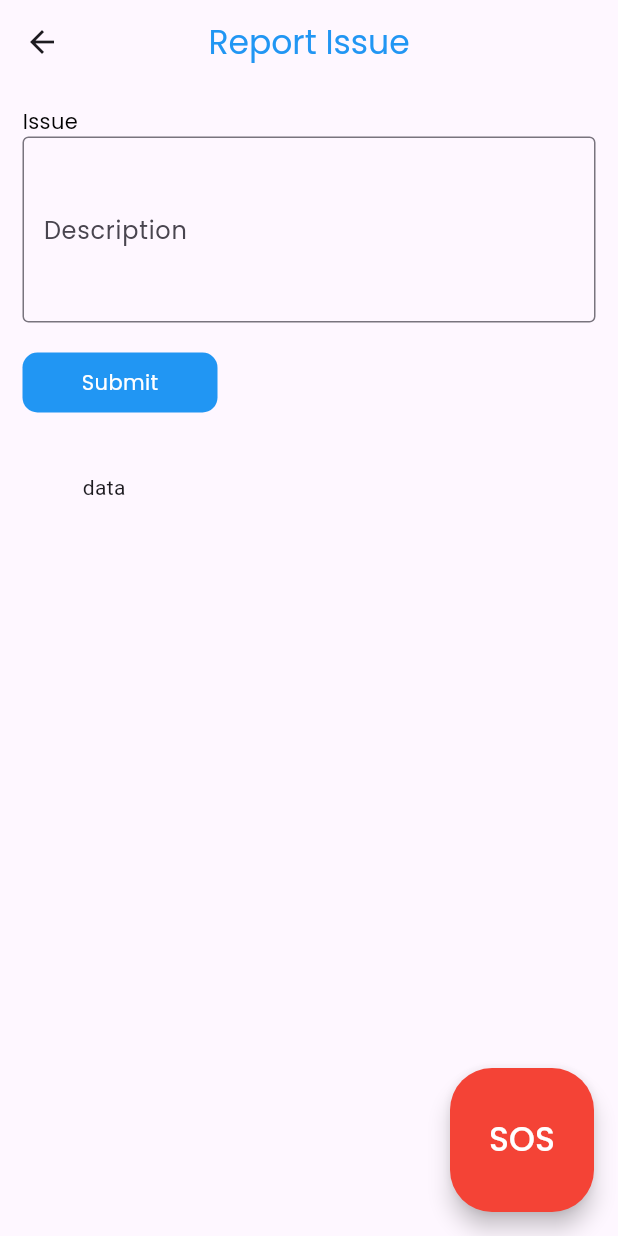
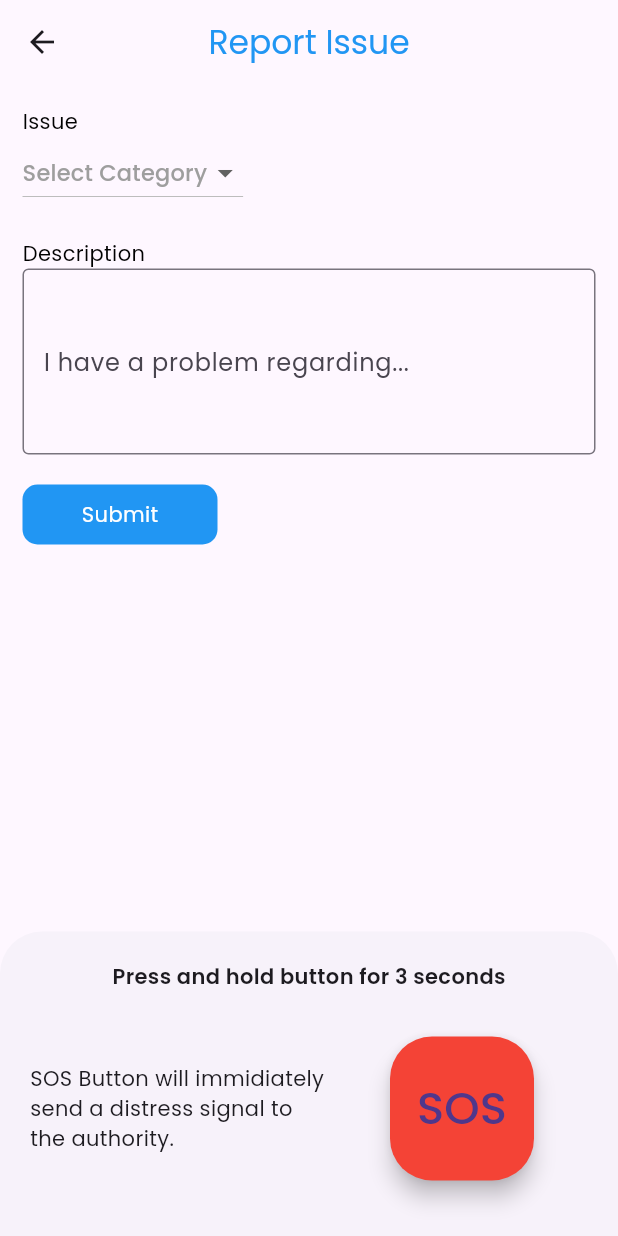
Before and after one commit to Kavach-Proxymorons/TrackPatrol-App, a Flutter app: the Issues screen opened directly, on a phone screen of 412 x 824 dp. Run offline on Flutter 3.47's test engine with Material 2 defaults, Android fonts, the phone set to English and light mode, and no system bars; our stand-ins replace geocoding, geolocator, google_fonts, google_maps_flutter, google_nav_bar, line_icons and 2 more; missing offline and left inert: flutter_background_service, flutter_background_service_android; accounts and stored records are empty; network calls fail.

Commit message:
issues done

```diff
--- a/lib/app.dart
+++ b/lib/app.dart
@@ -50,17 +50,17 @@ class _BuildTabState extends State<BuildTab> {
               duration: Duration(milliseconds: 400),
               tabBackgroundColor: Colors.grey[100]!,
               color: Colors.black,
-              tabs: const [
+              tabs: [
                 GButton(
-                  icon: LineIcons.home,
+                  icon: Icons.home,
                   text: 'Home',
                 ),
                 GButton(
-                  icon: LineIcons.search,
+                  icon: Icons.wifi_protected_setup_sharp,
                   text: 'Ongoing Duties',
                 ),
                 GButton(
-                  icon: LineIcons.search,
+                  icon: Icons.info_sharp,
                   text: 'Issues',
                 ),
               ],
--- a/lib/screens/issues-screen.dart
+++ b/lib/screens/issues-screen.dart
@@ -11,15 +11,9 @@ class Issues extends StatefulWidget {
 class _IssuesState extends State<Issues> {
   @override
   Widget build(BuildContext context) {
+    String dropdownValue = 'Select Category';
     return Scaffold(
-      floatingActionButton: FloatingActionButton.large(
-        onPressed: () {},
-        backgroundColor: Colors.red,
-        child: Text(
-          "SOS",
-          style: GoogleFonts.poppins(color: Colors.white, fontSize: 22),
-        ),
-      ),
+      bottomSheet: buildBottomSheet(),
       appBar: AppBar(
         centerTitle: true,
         title: Text(
@@ -33,11 +27,42 @@ class _IssuesState extends State<Issues> {
           crossAxisAlignment: CrossAxisAlignment.start,
           children: [
             Text("Issue", style: GoogleFonts.poppins(color: Colors.black)),
+            DropdownButton<String>(
+              // Step 3.
+              value: dropdownValue,
+              // Step 4.
+              items: <String>[
+                'Select Category',
+                'Internet Issue',
+                'Network Issue',
+                'Battery Issue',
+                'Crowd Issue',
+                'Others',
+              ].map<DropdownMenuItem<String>>((String value) {
+                return DropdownMenuItem<String>(
+                  value: value,
+                  child: Text(
+                    value,
+                    style:
+                        GoogleFonts.poppins(fontSize: 15, color: Colors.grey),
+                  ),
+                );
+              }).toList(),
+              // Step 5.
+              onChanged: (String? newValue) {
+                setState(() {
+                  dropdownValue = newValue!;
+                });
+              },
+            ),
+            SizedBox(height: 20),
+            Text("Description",
+                style: GoogleFonts.poppins(color: Colors.black)),
             TextFormField(
               decoration: InputDecoration(
                   contentPadding:
                       EdgeInsets.symmetric(vertical: 50, horizontal: 10),
-                  hintText: "Description",
+                  hintText: "I have a problem regarding...",
                   hintStyle: GoogleFonts.poppins(),
                   border: OutlineInputBorder(
                       borderSide: BorderSide(color: Colors.black))),
@@ -60,20 +85,50 @@ class _IssuesState extends State<Issues> {
                 ),
               ),
             ),
-            Column(
-              crossAxisAlignment: CrossAxisAlignment.end,
-              children: [
-                Expanded(
-                    flex: -50,
-                    child: Container(
-                      padding: EdgeInsets.all(40),
-                      child: Text("data"),
-                    ))
-              ],
-            )
           ],
         ),
       ),
     );
   }
 }
+
+Widget buildBottomSheet() {
+  return Container(
+    height: 203,
+    width: double.infinity,
+    padding: EdgeInsets.all(20),
+    child: Column(
+      children: [
+        Text(
+          "Press and hold button for 3 seconds",
+          style: GoogleFonts.poppins(fontWeight: FontWeight.w600),
+        ),
+        SizedBox(
+          height: 30,
+        ),
+        Row(
+          children: [
+            Container(
+              height: 60,
+              width: 200,
+              child: Text(
+                "SOS Button will immidiately send a distress signal to the authority.",
+                overflow: TextOverflow.visible,
+                style: GoogleFonts.poppins(),
+              ),
+            ),
+            SizedBox(width: 40),
+            FloatingActionButton.large(
+              backgroundColor: Colors.red,
+              onPressed: () {},
+              child: Text(
+                "SOS",
+                style: GoogleFonts.poppins(fontSize: 30),
+              ),
+            )
+          ],
+        ),
+      ],
+    ),
+  );
+}
--- a/lib/screens/loginScreen.dart
+++ b/lib/screens/loginScreen.dart
@@ -6,6 +6,7 @@ import 'dart:async';
 import 'package:Trackpatrol/models/frame_data.dart';
 import 'package:provider/provider.dart';
 
+import '../app.dart';
 import 'dutiesPage.dart';
 
 Timer? timer;
@@ -274,7 +275,7 @@ class _LoginScreenState extends State<LoginScreen> {
                                 Navigator.push(
                                     context,
                                     MaterialPageRoute(
-                                        builder: (context) => DutiesPage()));
+                                        builder: (context) => BuildTab()));
                               } else {
                                 Navigator.pop(context);
                                 ScaffoldMessenger.of(context).showSnackBar(
```
